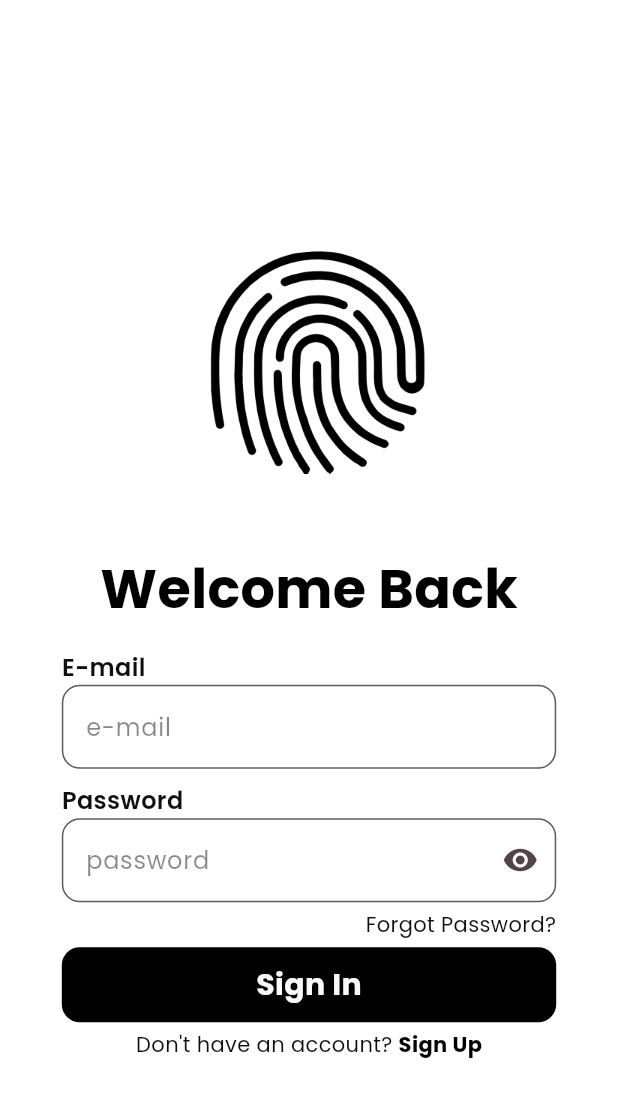
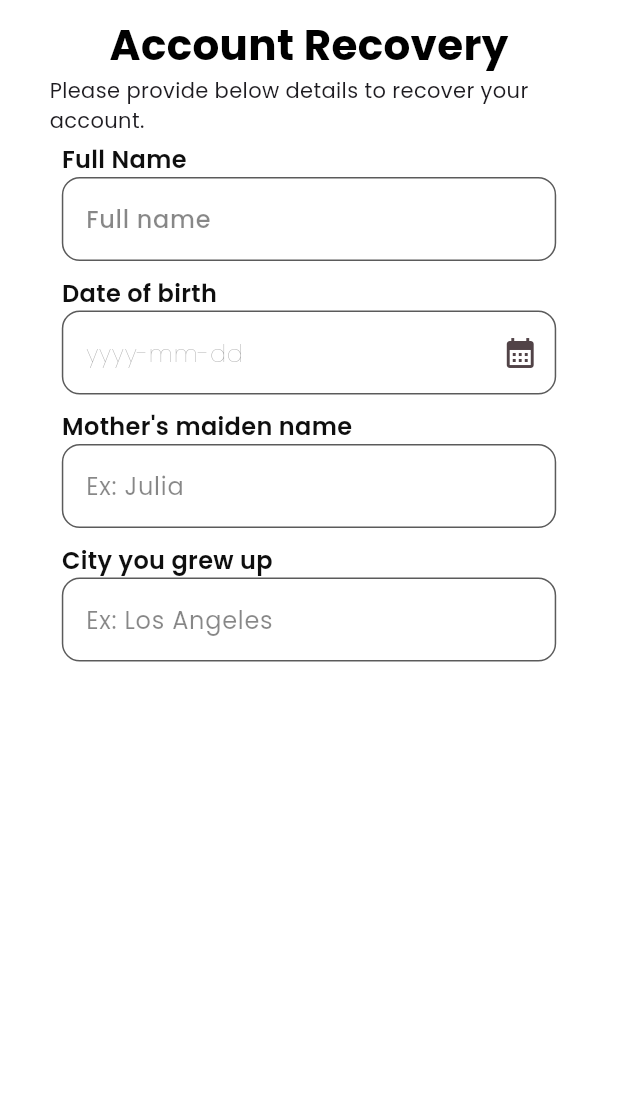
Before and after one commit to TharinduDakshina/Biomark, a Flutter app: the SignInScreen screen opened by its route, after a tap on "Forgot Password?", on a phone screen of 412 x 824 dp. Shown: the top 1097 px of the screen. Run offline on Flutter 3.47's test engine with Material 3 defaults, Android fonts, the phone set to English and light mode, and no system bars; our stand-ins replace flutter_svg, google_fonts.

Commit message:
recovery,home screens

```diff
--- /dev/null
+++ b/lib/screens/recovery_screen_1.dart
@@ -0,0 +1,274 @@
+import 'package:flutter/material.dart';
+import 'package:provider/provider.dart';
+import '../providers/birthday_provider.dart';
+import '../theme/app_theme.dart';
+
+class RecoveryScreen1 extends StatelessWidget {
+  const RecoveryScreen1({super.key});
+
+  @override
+  Widget build(BuildContext context) {
+    double screenWidth = MediaQuery.of(context).size.width;
+    double screenHeight = MediaQuery.of(context).size.height;
+    return SafeArea(
+        child: Scaffold(
+      body: SingleChildScrollView(
+        child: Container(
+          alignment: Alignment.topCenter,
+          width: screenWidth,
+          height: screenHeight,
+          decoration: BoxDecoration(color: AppTheme.colors.white),
+          child: Column(
+            crossAxisAlignment: CrossAxisAlignment.center,
+            children: [
+              const SizedBox(height: 10),
+              Row(
+                mainAxisAlignment: MainAxisAlignment.center,
+                children: [
+                  Text(
+                    "Account Recovery",
+                    style: TextStyle(
+                        color: AppTheme.colors.black,
+                        fontSize: 28,
+                        fontWeight: FontWeight.bold),
+                  ),
+                ],
+              ),
+              Padding(
+                padding: EdgeInsets.only(
+                    left: screenWidth * 0.08,
+                    right: screenWidth * 0.08,),
+                child: Row(
+                  mainAxisAlignment: MainAxisAlignment.center,
+                  children: [
+                    Expanded(
+                      child: Text("Please provide below details to recover your account."),
+                    )
+                  ],
+                ),
+              ),
+              Column(
+                children: [
+                  Padding(
+                    padding: EdgeInsets.only(
+                        left: screenWidth * 0.1,
+                        right: screenWidth * 0.1,
+                        top: 5),
+                    child: Column(
+                      children: [
+                        Align(
+                          alignment: Alignment.centerLeft,
+                          child: Text(
+                            textAlign: TextAlign.start,
+                            'Full Name',
+                            style: TextStyle(
+                              fontSize: 16,
+                              fontWeight: FontWeight.w600,
+                              color: AppTheme.colors.primary,
+                            ),
+                          ),
+                        ),
+                        TextFormField(
+                          style: TextStyle(
+                              color: AppTheme.colors.black,
+                              fontSize: 16,
+                              fontWeight: FontWeight.w500),
+                          decoration: InputDecoration(
+                            hintText: 'Full name',
+                            hintStyle: TextStyle(
+                              color: AppTheme.colors.primary.withOpacity(0.5),
+                            ),
+                            enabledBorder: OutlineInputBorder(
+                              borderRadius: BorderRadius.circular(12.0),
+                              borderSide: BorderSide(
+                                color: AppTheme.colors.light,
+                                width: 1,
+                              ),
+                            ),
+                            focusedBorder: OutlineInputBorder(
+                              borderRadius: BorderRadius.circular(12.0),
+                              borderSide: BorderSide(
+                                color: AppTheme.colors.black,
+                                width: 1,
+                              ),
+                            ),
+                            border: OutlineInputBorder(
+                              borderRadius: BorderRadius.circular(10.0),
+                              borderSide: BorderSide(
+                                color: AppTheme.colors.black,
+                                width: 1,
+                              ),
+                            ),
+                          ),
+                        ),
+                        const SizedBox(
+                          height: 10,
+                        ),
+                        Align(
+                          alignment: Alignment.centerLeft,
+                          child: Text(
+                            textAlign: TextAlign.start,
+                            'Date of birth',
+                            style: TextStyle(
+                              fontSize: 16,
+                              fontWeight: FontWeight.w600,
+                              color: AppTheme.colors.primary,
+                            ),
+                          ),
+                        ),
+                        Consumer<BirthdayProvider>(
+                            builder: (context, birthdayProvider, child) {
+                          return TextFormField(
+                            readOnly: true,
+                            onTap: () {
+                              _selectedDate(context, birthdayProvider);
+                            },
+                            style: TextStyle(
+                                color: AppTheme.colors.black,
+                                fontSize: 16,
+                                fontWeight: FontWeight.w100),
+                            decoration: InputDecoration(
+                              suffixIcon:
+                                  const Icon(Icons.calendar_month_sharp),
+                              hintText: birthdayProvider.getFormattedDate(),
+                              hintStyle: TextStyle(
+                                color: AppTheme.colors.black.withOpacity(0.5),
+                                fontSize: 16,
+                              ),
+                              enabledBorder: OutlineInputBorder(
+                                borderRadius: BorderRadius.circular(12.0),
+                                borderSide: BorderSide(
+                                  color: AppTheme.colors.light,
+                                  width: 1,
+                                ),
+                              ),
+                              focusedBorder: OutlineInputBorder(
+                                borderRadius: BorderRadius.circular(12.0),
+                                borderSide: BorderSide(
+                                  color: AppTheme.colors.black,
+                                  width: 1,
+                                ),
+                              ),
+                              border: OutlineInputBorder(
+                                borderRadius: BorderRadius.circular(10.0),
+                                borderSide: BorderSide(
+                                  color: AppTheme.colors.black,
+                                  width: 1,
+                                ),
+                              ),
+                            ),
+                          );
+                        }),
+                        const SizedBox(
+                          height: 10,
+                        ),
+                        Align(
+                          alignment: Alignment.centerLeft,
+                          child: Text(
+                            textAlign: TextAlign.start,
+                            "Mother's maiden name",
+                            style: TextStyle(
+                              fontSize: 16,
+                              fontWeight: FontWeight.w600,
+                              color: AppTheme.colors.primary,
+                            ),
+                          ),
+                        ),
+                        TextFormField(
+                          decoration: InputDecoration(
+                            hintText: 'Ex: Julia',
+                            hintStyle: TextStyle(
+                              color: AppTheme.colors.primary.withOpacity(0.5),
+                            ),
+                            enabledBorder: OutlineInputBorder(
+                              borderRadius: BorderRadius.circular(12.0),
+                              borderSide: BorderSide(
+                                color: AppTheme.colors.light,
+                                width: 1,
+                              ),
+                            ),
+                            focusedBorder: OutlineInputBorder(
+                              borderRadius: BorderRadius.circular(12.0),
+                              borderSide: BorderSide(
+                                color: AppTheme.colors.black,
+                                width: 1,
+                              ),
+                            ),
+                            border: OutlineInputBorder(
+                              borderRadius: BorderRadius.circular(10.0),
+                              borderSide: BorderSide(
+                                color: AppTheme.colors.black,
+                                width: 1,
+                              ),
+                            ),
+                          ),
+                        ),
+                        const SizedBox(
+                          height: 10,
+                        ),
+                        Align(
+                          alignment: Alignment.centerLeft,
+                          child: Text(
+                            textAlign: TextAlign.start,
+                            'City you grew up',
+                            style: TextStyle(
+                              fontSize: 16,
+                              fontWeight: FontWeight.w600,
+                              color: AppTheme.colors.primary,
+                            ),
+                          ),
+                        ),
+                        TextFormField(
+                          decoration: InputDecoration(
+                            hintText: 'Ex: Los Angeles',
+                            hintStyle: TextStyle(
+                              color: AppTheme.colors.primary.withOpacity(0.5),
+                            ),
+                            enabledBorder: OutlineInputBorder(
+                              borderRadius: BorderRadius.circular(12.0),
+                              borderSide: BorderSide(
+                                color: AppTheme.colors.light,
+                                width: 1,
+                              ),
+                            ),
+                            focusedBorder: OutlineInputBorder(
+                              borderRadius: BorderRadius.circular(12.0),
+                              borderSide: BorderSide(
+                                color: AppTheme.colors.black,
+                                width: 1,
+                              ),
+                            ),
+                            border: OutlineInputBorder(
+                              borderRadius: BorderRadius.circular(10.0),
+                              borderSide: BorderSide(
+                                color: AppTheme.colors.black,
+                                width: 1,
+                              ),
+                            ),
+                          ),
+                        ),
+                      ],
+                    ),
+                  ),
+                ],
+              )
+            ],
+          ),
+        ),
+      ),
+    ));
+  }
+}
+
+Future<void> _selectedDate(
+    BuildContext context, BirthdayProvider provider) async {
+  DateTime? birthDay = await showDatePicker(
+      context: context,
+      initialDate: DateTime.now(),
+      firstDate: DateTime(1900),
+      lastDate: DateTime.now());
+
+  if (birthDay != null) {
+    provider.setSelectedDate(birthDay);
+  }
+}
--- a/lib/screens/sign_in_screen.dart
+++ b/lib/screens/sign_in_screen.dart
@@ -162,7 +162,9 @@ class _SignInScreenState extends State<SignInScreen> {
                               mainAxisAlignment: MainAxisAlignment.end,
                               children: [
                                 GestureDetector(
-                                  onTap: () {},
+                                  onTap: () {
+                                    Navigator.pushNamed(context, '/recoveryscreen1');
+                                  },
                                   child: Text(
                                     "Forgot Password?",
                                     style: TextStyle(
--- a/lib/widgets/sign_up_button.dart
+++ b/lib/widgets/sign_up_button.dart
@@ -7,7 +7,7 @@ class SignUpButton extends StatelessWidget {
 
   @override
   Widget build(BuildContext context) {
-    double screenHeight = MediaQuery.of(context).size.height;
+    // double screenHeight = MediaQuery.of(context).size.height;
     double screenWidth = MediaQuery.of(context).size.width;
     return GestureDetector(
       onTap: (){
--- a/pubspec.yaml
+++ b/pubspec.yaml
@@ -35,6 +35,7 @@ dependencies:
   # The following adds the Cupertino Icons font to your application.
   # Use with the CupertinoIcons class for iOS style icons.
   cupertino_icons: ^1.0.8
+  flutter_svg: ^2.0.10+1
   google_fonts: ^6.2.1
   provider: ^6.1.2
   path_provider_android: ^2.2.12
@@ -49,7 +50,7 @@ dev_dependencies:
   # activated in the `analysis_options.yaml` file located at the root of your
   # package. See that file for information about deactivating specific lint
   # rules and activating additional ones.
-  flutter_lints: ^4.0.0
+  flutter_lints: ^5.0.0
 
 # For information on the generic Dart part of this file, see the
 # following page: https://dart.dev/tools/pub/pubspec
```
Also changed, not shown: lib/main.dart (+11 -5 lines), lib/providers/password_email_provider.dart (renamed from lib/providers/password_provider.dart, +21 -2 lines), lib/screens/home_screen.dart (added, +77 -0 lines), lib/screens/recovery_screen_2.dart (added, +206 -0 lines), lib/screens/sign_up_screen.dart (+59 -46 lines), assets/icons/question-mark.svg (added), lib/generated/assets.dart (added), pubspec.lock.
